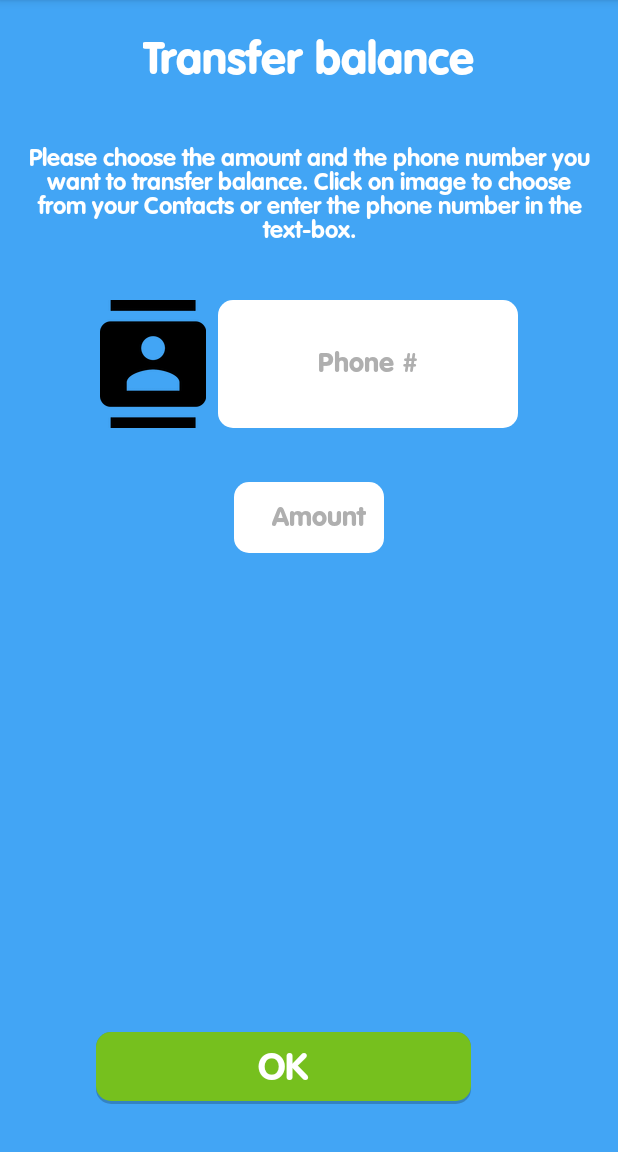
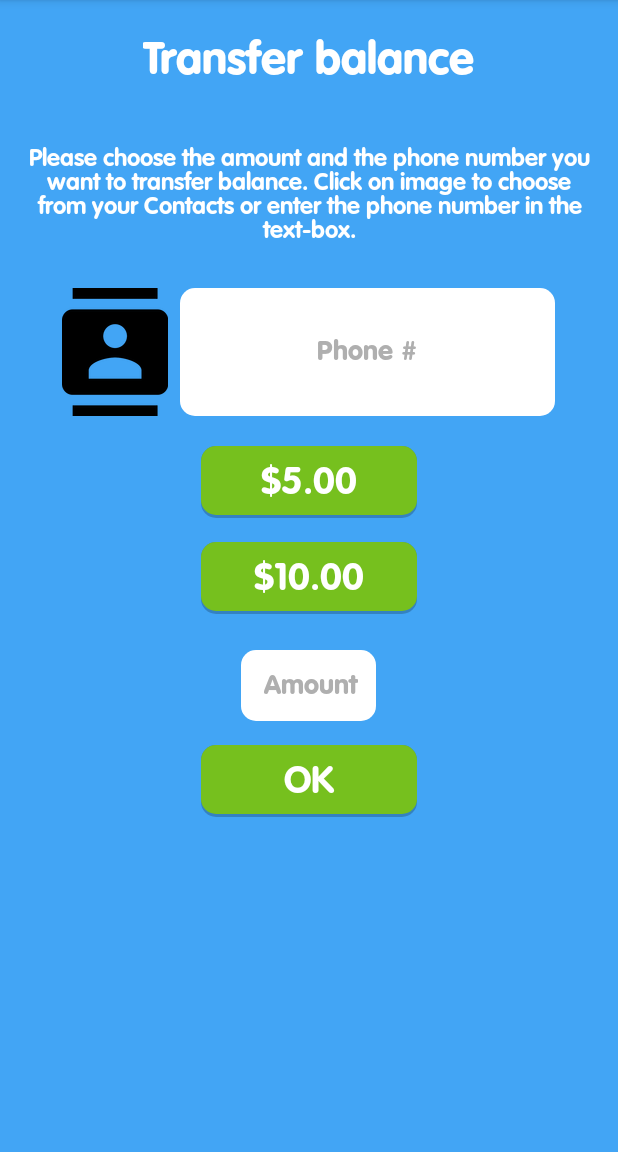
Before and after one commit to thanedar/mi-app, an Android app: the FragmentTransfer screen opened directly, with no data from a screen before it, on a phone screen of 412 x 824 dp, the part 84-1236 px from its top. Run offline under Robolectric (Android 15) with nearby library versions, the phone set to English and light mode, and no system bars; our stand-ins replace ButterKnife, CircleImageView, Dagger/Hilt's generated code, Picasso; libraries missing offline, so code that uses them is left out: retrofit.client, rx.android.schedulers, rx.schedulers; pictures from the network do not load; 120 statements that could not run were skipped.

Commit message:
Changed the transfer layout to have buttons for amounts instead of single textbox

```diff
--- a/app/src/main/java/com/mitelcel/pack/ui/TransferActivity.java
+++ b/app/src/main/java/com/mitelcel/pack/ui/TransferActivity.java
@@ -40,6 +40,7 @@ public class TransferActivity extends BaseActivity
 
     private float amount = 0;
     private String msisdn = "";
+    private String name = "";
 
     MaterialDialog dialog;
 
@@ -84,12 +85,20 @@ public class TransferActivity extends BaseActivity
     }
 
     @Override
-    public void onTransferFragmentInteraction(String msisdn, float amount){
+    public void onTransferFragmentInteraction(String msisdn, float amount, String name){
         MiLog.i(TAG, "onTransferFragmentInteraction event with " + amount + " for target " + msisdn);
         this.amount = amount;
         this.msisdn = msisdn;
 
-        String display = getString(R.string.transfer_check, MiUtils.MiAppPreferences.getCurrencySymbol(), amount, msisdn);
+        String display;
+        if(name != ""){
+            this.name = name;
+            display = getString(R.string.transfer_check, MiUtils.MiAppPreferences.getCurrencySymbol(), amount, name);
+        }
+        else {
+            display = getString(R.string.transfer_check, MiUtils.MiAppPreferences.getCurrencySymbol(), amount, msisdn);
+        }
+
         FragmentHandler.addFragmentInBackStackWithAnimation(
                 getSupportFragmentManager(),
                 "Transfer",
@@ -124,8 +133,13 @@ public class TransferActivity extends BaseActivity
                         MiUtils.MiAppPreferences.setLastCheckTimestamp();
                         MiUtils.MiAppPreferences.setCurrentBalance(MiUtils.MiAppPreferences.getCurrentBalance() - amount);
 
-                        showDialogSuccessCall(getString(R.string.transfer_success, MiUtils.MiAppPreferences.getCurrencySymbol(), amount, msisdn),
-                                getString(R.string.close), DialogActivity.DIALOG_HIDDEN_ICO);
+                        if (name != "") {
+                            showDialogSuccessCall(getString(R.string.transfer_success, MiUtils.MiAppPreferences.getCurrencySymbol(), amount, name),
+                                    getString(R.string.close), DialogActivity.DIALOG_HIDDEN_ICO);
+                        } else {
+                            showDialogSuccessCall(getString(R.string.transfer_success, MiUtils.MiAppPreferences.getCurrencySymbol(), amount, msisdn),
+                                    getString(R.string.close), DialogActivity.DIALOG_HIDDEN_ICO);
+                        }
 
                     } else {
                         MiLog.i("Transfer", "Transfer API Error response " + beanTransferBalanceResponse.toString());
--- a/app/src/main/java/com/mitelcel/pack/ui/fragment/FragmentTransfer.java
+++ b/app/src/main/java/com/mitelcel/pack/ui/fragment/FragmentTransfer.java
@@ -1,7 +1,6 @@
 package com.mitelcel.pack.ui.fragment;
 
 import android.app.Activity;
-import android.net.Uri;
 import android.os.Build;
 import android.os.Bundle;
 import android.support.v4.app.Fragment;
@@ -13,7 +12,6 @@ import android.widget.EditText;
 import android.widget.ImageView;
 import android.widget.TextView;
 
-import com.afollestad.materialdialogs.MaterialDialog;
 import com.mitelcel.pack.MiApp;
 import com.mitelcel.pack.R;
 import com.mitelcel.pack.api.MiApiClient;
@@ -54,8 +52,13 @@ public class FragmentTransfer extends Fragment
     EditText transfer_amount;
     @InjectView(R.id.transfer_msisdn)
     TextView transfer_msisdn;
-    @InjectView(R.id.transfer_confirm_btn)
-    ButtonFolks confirm_btn;
+
+    @InjectView(R.id.transfer_5)
+    ButtonFolks transfer_5;
+    @InjectView(R.id.transfer_10)
+    ButtonFolks transfer_10;
+    @InjectView(R.id.transfer_other)
+    ButtonFolks otherBtn;
 
     @InjectView(R.id.transfer_contact)
     ImageView transfer_contact;
@@ -122,7 +125,7 @@ public class FragmentTransfer extends Fragment
         mListener.selectContact();
     }
 
-    @OnClick(R.id.transfer_confirm_btn)
+    @OnClick({R.id.transfer_other, R.id.transfer_5, R.id.transfer_10})
     public void startConfirm(View view){
         String msg_amount = null;
         String msg_msisdn = null;
@@ -130,8 +133,18 @@ public class FragmentTransfer extends Fragment
         MiLog.i(TAG, "Confirm clicked");
         float amount = 0;
 
+        if(showDefault)
+            msisdn = transfer_msisdn.getText().toString();
+
+        switch (view.getId()) {
+            case R.id.transfer_5:
+                amount = 5;
+                break;
+            case R.id.transfer_10:
+                amount = 10;
+                break;
+            case R.id.transfer_other:
                 String input = transfer_amount.getText().toString();
-        msisdn = transfer_msisdn.getText().toString();
                 MiLog.i(TAG, "Target " + msisdn + " and Amount " + input);
 
                 try {
@@ -140,6 +153,9 @@ public class FragmentTransfer extends Fragment
                     MiLog.d(TAG, "NumberFormatException");
                     transfer_amount.setCompoundDrawablesWithIntrinsicBounds(R.drawable.ic_alert, 0, 0, 0);
                 }
+                break;
+        }
+        MiLog.i(TAG, "Target " + msisdn + " and Amount " + amount);
 
         if(validator != null){
             msg_msisdn = validator.isNumberValid(msisdn);
@@ -161,8 +177,10 @@ public class FragmentTransfer extends Fragment
         else
             MiLog.d(TAG, "Validator is null");
 
-        if (msg_amount == null && msg_msisdn == null)
-            mListener.onTransferFragmentInteraction(msisdn, amount);
+        if (msg_amount == null && msg_msisdn == null) {
+            String name = (showDefault) ? "" : transfer_msisdn.getText().toString();
+            mListener.onTransferFragmentInteraction(msisdn, amount, name);
+        }
         else {
             String error = msg_msisdn == null ? msg_amount : msg_msisdn;
             dialogListener.showDialogErrorCall(
@@ -230,7 +248,7 @@ public class FragmentTransfer extends Fragment
      * >Communicating with Other Fragments</a> for more information.
      */
     public interface OnTransferFragmentInteractionListener {
-        void onTransferFragmentInteraction(String msisdn, float transfer);
+        void onTransferFragmentInteraction(String msisdn, float transfer, String name);
         void selectContact();
     }
 }
--- a/app/src/main/res/layout/fragment_transfer.xml
+++ b/app/src/main/res/layout/fragment_transfer.xml
@@ -1,6 +1,7 @@
-<RelativeLayout xmlns:android="http://schemas.android.com/apk/res/android"
+<LinearLayout xmlns:android="http://schemas.android.com/apk/res/android"
     android:layout_width="match_parent"
     android:layout_height="match_parent"
+    android:orientation="vertical"
     android:background="@color/background_color">
 
     <com.mitelcel.pack.ui.widget.TextViewFolks
@@ -8,6 +9,7 @@
         style="@style/Theme.App.Fragment.Title.TextView"
         android:layout_width="wrap_content"
         android:layout_height="wrap_content"
+        android:layout_gravity="center"
         android:gravity="center"
         android:padding="@dimen/padding_label"
         android:text="@string/transfer_balance" />
@@ -17,8 +19,7 @@
         style="@style/Theme.App.TextFolks"
         android:layout_width="wrap_content"
         android:layout_height="wrap_content"
-        android:layout_below="@+id/label_transfer"
-        android:clickable="true"
+        android:layout_gravity="center"
         android:gravity="center"
         android:padding="@dimen/margin_medium"
         android:text="@string/transfer_info"
@@ -28,9 +29,8 @@
         android:id="@+id/transfer_list"
         android:layout_width="wrap_content"
         android:layout_height="wrap_content"
-        android:layout_margin="@dimen/margin_medium"
-        android:layout_below="@id/transfer_details"
-        android:layout_centerHorizontal="true"
+        android:layout_margin="@dimen/margin_small"
+        android:layout_gravity="center"
         android:orientation="horizontal">
 
         <ImageView
@@ -45,7 +45,7 @@
             android:id="@+id/transfer_msisdn"
             style="@style/Theme.App.Input.EditText"
             class="com.mitelcel.pack.ui.widget.EditTextFolk"
-            android:layout_width="200dp"
+            android:layout_width="250dp"
             android:layout_height="match_parent"
             android:layout_margin="@dimen/margin_tiny"
             android:layout_gravity="center_vertical"
@@ -54,29 +54,42 @@
             android:inputType="phone"
             android:maxLength="15" />
     </LinearLayout>
+
+    <com.mitelcel.pack.ui.widget.ButtonFolks
+        android:id="@+id/transfer_5"
+        style="@style/Theme.App.ButtonFolks.Recharge"
+        android:layout_width="wrap_content"
+        android:layout_height="wrap_content"
+        android:layout_gravity="center"
+        android:text="@string/recharge_5" />
+
+    <com.mitelcel.pack.ui.widget.ButtonFolks
+        android:id="@+id/transfer_10"
+        style="@style/Theme.App.ButtonFolks.Recharge"
+        android:layout_width="wrap_content"
+        android:layout_height="wrap_content"
+        android:layout_gravity="center"
+        android:text="@string/recharge_10" />
+
     <view
         android:id="@+id/transfer_amount"
         style="@style/Theme.App.Input.EditText"
         class="com.mitelcel.pack.ui.widget.EditTextFolk"
-        android:layout_width="100dp"
+        android:layout_width="90dp"
         android:layout_height="wrap_content"
-        android:layout_below="@id/transfer_list"
-        android:layout_centerHorizontal="true"
+        android:layout_gravity="center"
+        android:layout_marginTop="@dimen/margin_medium"
+        android:layout_marginBottom="@dimen/margin_small"
         android:gravity="end"
-        android:layout_margin="@dimen/margin_medium"
         android:hint="@string/amount"
         android:inputType="numberDecimal" />
 
     <com.mitelcel.pack.ui.widget.ButtonFolks
-        android:id="@+id/transfer_confirm_btn"
-        style="@style/Theme.App.ButtonFolks.Positive"
-        android:layout_width="250dp"
+        android:id="@+id/transfer_other"
+        style="@style/Theme.App.ButtonFolks.Recharge"
+        android:layout_width="wrap_content"
         android:layout_height="wrap_content"
-        android:layout_alignParentBottom="true"
-        android:layout_marginBottom="@dimen/margin_large"
-        android:layout_marginLeft="@dimen/margin_huge"
-        android:layout_marginRight="@dimen/margin_huge"
-        android:layout_marginTop="@dimen/margin_large"
+        android:layout_gravity="center"
         android:text="@string/ok" />
 
-</RelativeLayout>
+</LinearLayout>
```
Lines whose indentation alone changed are shown as unchanged.
